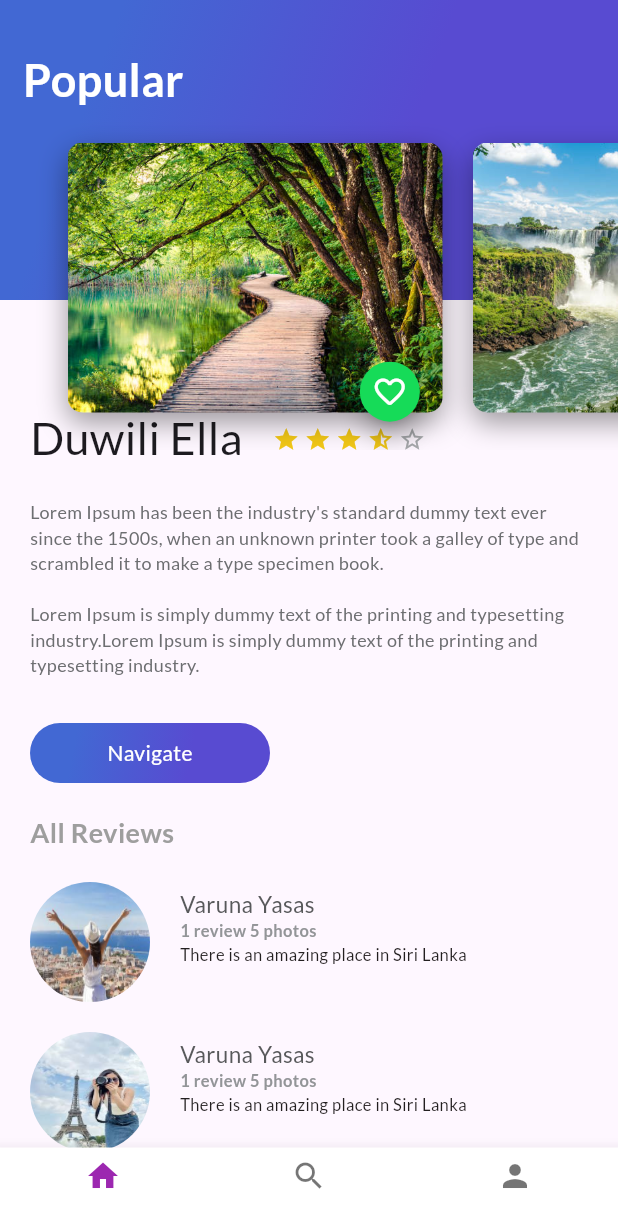
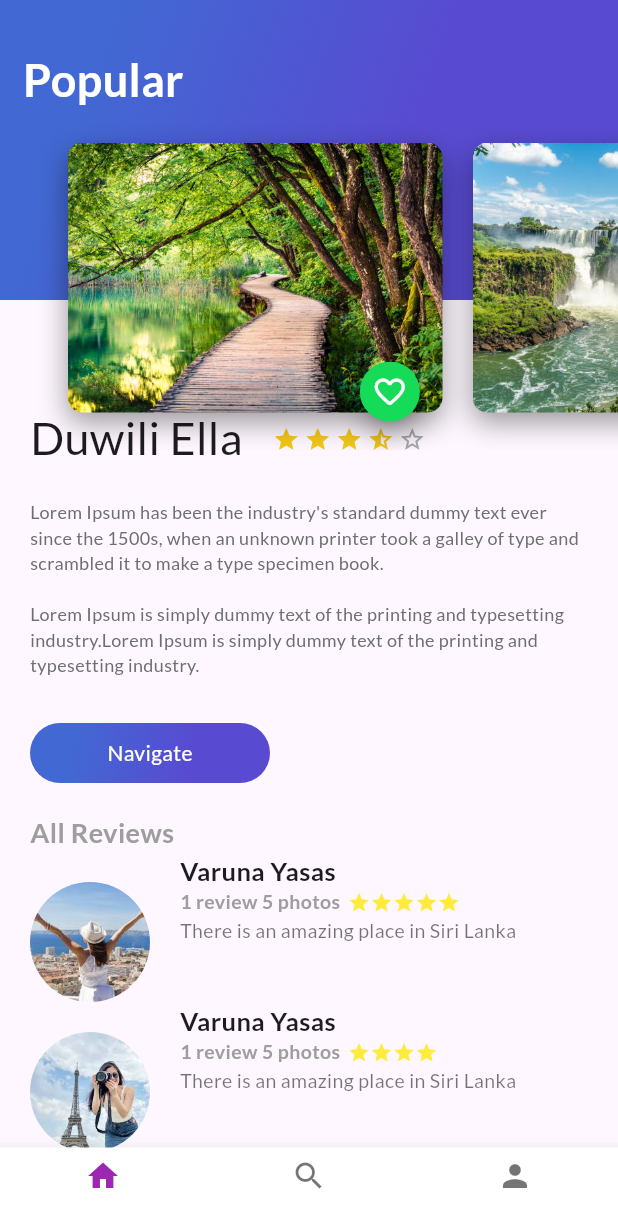
Before and after one commit to XAlomlaiza/PruebaAlomaliza6A, a Flutter app: the screen it shows after launch, on a phone screen of 412 x 824 dp. Shown: the top 1228 px of the screen. Run offline on Flutter 3.47's test engine with Material 3 defaults, Android fonts, the phone set to English and light mode, and no system bars; our stand-ins replace google_fonts.

```diff
--- a/lib/review.dart
+++ b/lib/review.dart
@@ -1,99 +1,84 @@
 import 'package:flutter/material.dart';
 
 class Review extends StatelessWidget {
-  const Review(
-      {super.key,
+  final String pathImage;
+  final String name;
+  final String information;
+  final String comment;
+  final int stars; // Nuevo parámetro para la cantidad de estrellas
+
+  const Review({
     required this.pathImage,
     required this.name,
     required this.information,
-      required this.comment});
-
-  final String pathImage;
-
-  final String name;
-
-  final String information;
-
-  final String comment;
+    required this.comment,
+    required this.stars, // Agregamos el nuevo parámetro
+    Key? key,
+  }) : super(key: key);
 
   @override
   Widget build(BuildContext context) {
-    final photo = Container(
+    return Row(
+      crossAxisAlignment: CrossAxisAlignment.start,
+      children: <Widget>[
+        Container(
           margin: const EdgeInsets.only(
-        top: 20,
-        left: 20,
+            top: 20.0,
+            left: 20.0,
+            right: 20.0,
           ),
-      width: 80,
-      height: 80,
+          width: 80.0,
+          height: 80.0,
           decoration: BoxDecoration(
             shape: BoxShape.circle,
             image: DecorationImage(
-          fit: BoxFit.fill,
+              fit: BoxFit.cover,
               image: AssetImage(pathImage),
             ),
           ),
-    );
-
-    final userName = Container(
-      margin: const EdgeInsets.only(
-        left: 20,
         ),
-      child: Text(
+        Column(
+          crossAxisAlignment: CrossAxisAlignment.start,
+          children: <Widget>[
+            Text(
               name,
-        textAlign: TextAlign.left,
               style: const TextStyle(
                 fontFamily: 'Lato',
-          fontSize: 15,
-          color: Color(0xff58595B),
+                fontSize: 17.0,
+                fontWeight: FontWeight.bold,
               ),
             ),
-    );
-
-    final userInformation = Container(
-      margin: const EdgeInsets.only(
-        left: 20,
-      ),
-      child: Text(
+            Row(
+              children: <Widget>[
+                Text(
                   information,
-        textAlign: TextAlign.left,
                   style: const TextStyle(
                     fontFamily: 'Lato',
+                    fontSize: 13.0,
+                    color: Colors.grey,
                     fontWeight: FontWeight.bold,
-          fontSize: 11,
-          color: Color(0xff939598),
                   ),
                 ),
-    );
-
-    final userComment = Container(
-      margin: const EdgeInsets.only(
-        left: 20,
+                const SizedBox(width: 5),
+                // Aquí generamos los iconos de estrellas según la cantidad especificada
+                for (int i = 0; i < stars; i++)
+                  const Icon(
+                    Icons.star,
+                    color: Colors.yellow,
+                    size: 15,
                   ),
-      child: Text(
+              ],
+            ),
+            Text(
               comment,
-        textAlign: TextAlign.left,
               style: const TextStyle(
                 fontFamily: 'Lato',
-          fontSize: 11,
-          // fontWeight: FontWeight.bold,
-          color: Color(0xff231F20),
+                fontSize: 13.0,
+                color: Colors.black54,
               ),
             ),
-    );
-
-    final userDetails = Column(
-      crossAxisAlignment: CrossAxisAlignment.start,
-      children: <Widget>[
-        userName,
-        userInformation,
-        userComment,
           ],
-    );
-
-    return Row(
-      children: <Widget>[
-        photo,
-        userDetails,
+        )
       ],
     );
   }
--- a/lib/review_list.dart
+++ b/lib/review_list.dart
@@ -2,11 +2,11 @@ import 'package:flutter/material.dart';
 import 'review.dart';
 
 class ReviewList extends StatelessWidget {
-  const ReviewList({super.key});
+  const ReviewList({Key? key}) : super(key: key);
 
   @override
   Widget build(BuildContext context) {
-    return const Column(
+    return Column(
       crossAxisAlignment: CrossAxisAlignment.start,
       children: <Widget>[
         Review(
@@ -14,18 +14,21 @@ class ReviewList extends StatelessWidget {
           name: 'Varuna Yasas',
           information: '1 review 5 photos',
           comment: 'There is an amazing place in Siri Lanka',
+          stars: 5, // Agregamos la cantidad de estrellas
         ),
         Review(
           pathImage: 'assets/images/ann.jpg',
           name: 'Varuna Yasas',
           information: '1 review 5 photos',
           comment: 'There is an amazing place in Siri Lanka',
+          stars: 4, // Agregamos la cantidad de estrellas
         ),
         Review(
           pathImage: 'assets/images/people.jpg',
           name: 'Varuna Yasas',
           information: '1 review 5 photos',
           comment: 'There is an amazing place in Siri Lanka',
+          stars: 3, // Agregamos la cantidad de estrellas
         ),
       ],
     );
```
Also changed, not shown: lib/description_place.dart (line endings or trailing spaces). Lines whose indentation alone changed are shown as unchanged.
